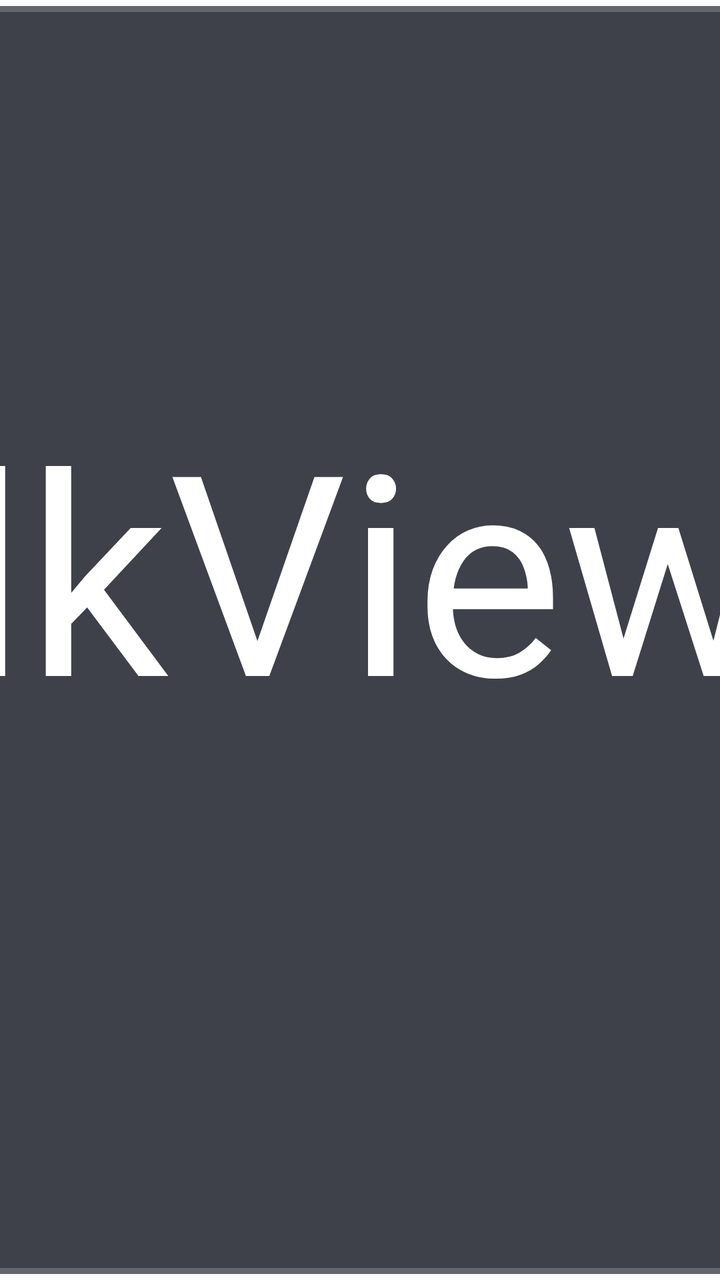
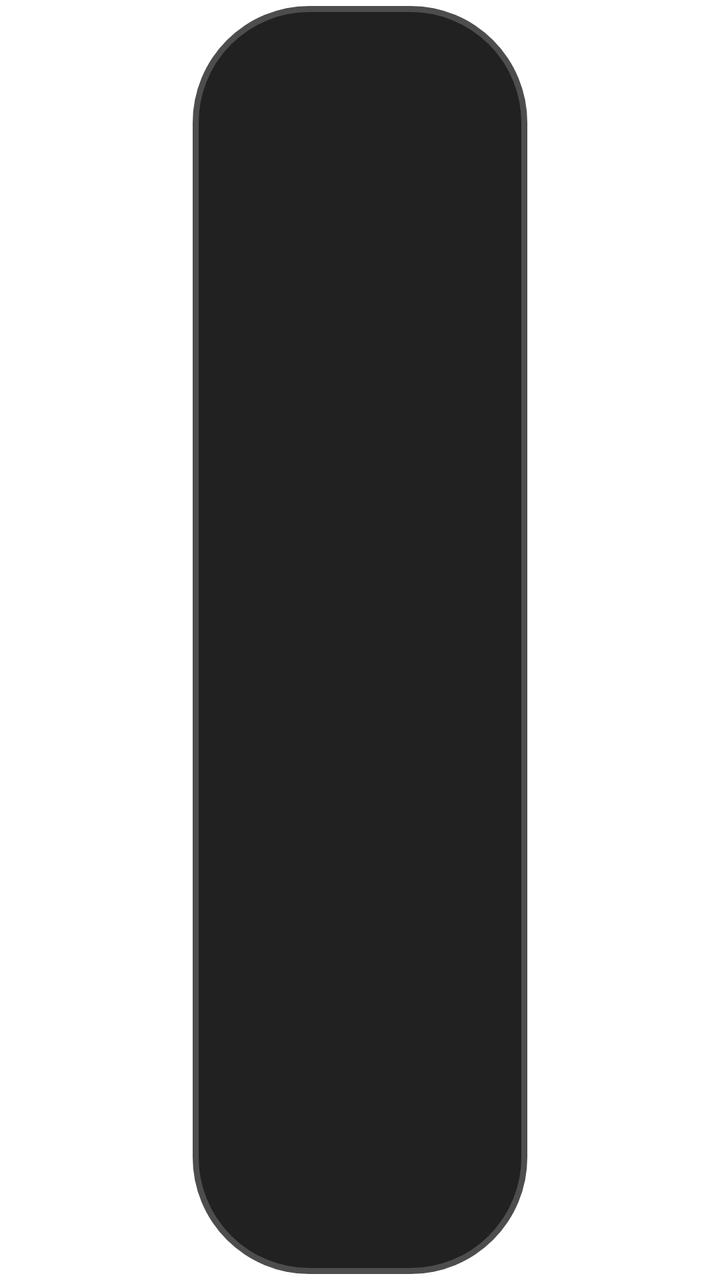

Compare the two renders of this Android layout. The source of the first and the diff that turns it into the second are given below.
<!-- AndroidManifest.xml: application theme AppTheme.NoActionBar -->
<!-- res/layout/dialog_xwalk.xml -->
<?xml version="1.0" encoding="utf-8"?>
<FrameLayout xmlns:android="http://schemas.android.com/apk/res/android"
    android:layout_width="match_parent"
    android:layout_height="match_parent">

    <LinearLayout
        android:layout_width="@dimen/vs_440"
        android:layout_height="wrap_content"
        android:layout_gravity="center"
        android:background="@drawable/shape_danmu_setting_bg"
        android:orientation="vertical"
        android:padding="@dimen/vs_30">

        <TextView
            android:id="@+id/downXWalkArch"
            android:layout_width="match_parent"
            android:layout_height="wrap_content"
            android:layout_gravity="center"
            android:focusable="false"
            android:gravity="center"
            android:lineSpacingExtra="@dimen/ts_50"
            android:lineSpacingMultiplier="0"
            android:text="下载XWalkView运行组件"
            android:textColor="@color/dialog_text_primary"
            android:textSize="@dimen/ts_24" />

        <TextView
            android:id="@+id/downXWalk"
            android:layout_width="@dimen/vs_300"
            android:layout_height="@dimen/vs_40"
            android:layout_gravity="center"
            android:layout_marginTop="@dimen/vs_30"
            android:background="@drawable/button_danmu_setting"
            android:focusable="true"
            android:gravity="center"
            android:text="下载"
            android:textColor="@color/dialog_text_primary"
            android:textSize="@dimen/ts_26" />

    </LinearLayout>
</FrameLayout>
<!-- resources referenced by this layout -->
<resources>
  <color name="dialog_text_primary">#FFFFFFFF</color>
  <dimen name="ts_24">24mm</dimen>
  <dimen name="ts_26">26mm</dimen>
  <dimen name="ts_50">50mm</dimen>
  <dimen name="vs_30">30mm</dimen>
  <dimen name="vs_300">300mm</dimen>
  <dimen name="vs_40">40mm</dimen>
  <dimen name="vs_440">440mm</dimen>
  <!-- drawable button_danmu_setting (drawable) -->
  <?xml version="1.0" encoding="utf-8"?>
  <selector xmlns:android="http://schemas.android.com/apk/res/android">
      <item android:state_focused="true">
          <shape>
              <corners android:radius="@dimen/vs_6" />
              <solid android:color="@color/dialog_control_bg_focused" />
              <stroke
                  android:width="@dimen/vs_1"
                  android:color="@color/dialog_control_stroke_focused" />
          </shape>
      </item>
      <item>
          <shape>
              <corners android:radius="@dimen/vs_6" />
              <solid android:color="@color/dialog_control_bg" />
              <stroke
                  android:width="@dimen/vs_1"
                  android:color="@color/dialog_control_stroke" />
          </shape>
      </item>
  </selector>
  <!-- drawable shape_danmu_setting_bg (drawable) -->
  <?xml version="1.0" encoding="utf-8"?>
  <shape xmlns:android="http://schemas.android.com/apk/res/android">
      <corners android:radius="@dimen/vs_10" />
      <solid android:color="@color/dialog_panel_bg" />
      <stroke
          android:width="@dimen/vs_1"
          android:color="@color/dialog_panel_stroke" />
  </shape>
  <style name="AppTheme.NoActionBar" parent="AppTheme">
          <item name="android:windowActionBar">false</item>
          <item name="android:windowNoTitle">true</item>
          <item name="windowActionBar">false</item>
          <item name="android:windowFullscreen">true</item>//全屏即无通知栏
          <item name="android:windowContentOverlay">@null</item>//是否有遮盖
          <item name="windowNoTitle">true</item>
          <item name="android:keepScreenOn">true</item>
          
          <item name="android:windowBackground">@android:color/transparent</item>
      </style>
  <dimen name="vs_6">6mm</dimen>
  <color name="dialog_control_bg_focused">#CC1890FF</color>
  <dimen name="vs_1">1mm</dimen>
  <color name="dialog_control_stroke_focused">#CC02F8E1</color>
  <color name="dialog_control_bg">#80353744</color>
  <color name="dialog_control_stroke">#22FFFFFF</color>
  <dimen name="vs_10">10mm</dimen>
  <color name="dialog_panel_bg">#D91D202A</color>
  <color name="dialog_panel_stroke">#33FFFFFF</color>
  <style name="AppTheme" parent="Theme.AppCompat.Light.DarkActionBar">
          
          <item name="colorPrimary">@color/color_6200EE</item>
          <item name="colorPrimaryDark">@color/color_3700B3</item>
          <item name="colorAccent">@color/color_03DAC5</item>
      </style>
  <color name="color_6200EE">#6200EE</color>
  <color name="color_3700B3">#3700B3</color>
  <color name="color_03DAC5">#03DAC5</color>
</resources>

<!-- the commit's change to res/layout/dialog_xwalk.xml (unified diff, before → after) -->
@@ -4,12 +4,14 @@
     android:layout_height="match_parent">
 
     <LinearLayout
-        android:layout_width="@dimen/vs_440"
+        android:layout_width="match_parent"
         android:layout_height="wrap_content"
         android:layout_gravity="center"
+        android:layout_marginLeft="@dimen/vs_16"
+        android:layout_marginRight="@dimen/vs_16"
         android:background="@drawable/shape_danmu_setting_bg"
         android:orientation="vertical"
-        android:padding="@dimen/vs_30">
+        android:padding="@dimen/vs_16">
 
         <TextView
             android:id="@+id/downXWalkArch"
@@ -18,24 +20,24 @@
             android:layout_gravity="center"
             android:focusable="false"
             android:gravity="center"
-            android:lineSpacingExtra="@dimen/ts_50"
+            android:lineSpacingExtra="@dimen/vs_6"
             android:lineSpacingMultiplier="0"
             android:text="下载XWalkView运行组件"
             android:textColor="@color/dialog_text_primary"
-            android:textSize="@dimen/ts_24" />
+            android:textSize="@dimen/ts_14" />
 
         <TextView
             android:id="@+id/downXWalk"
-            android:layout_width="@dimen/vs_300"
-            android:layout_height="@dimen/vs_40"
+            android:layout_width="match_parent"
+            android:layout_height="@dimen/vs_36"
             android:layout_gravity="center"
-            android:layout_marginTop="@dimen/vs_30"
+            android:layout_marginTop="@dimen/vs_14"
             android:background="@drawable/button_danmu_setting"
             android:focusable="true"
             android:gravity="center"
             android:text="下载"
             android:textColor="@color/dialog_text_primary"
-            android:textSize="@dimen/ts_26" />
+            android:textSize="@dimen/ts_16" />
 
     </LinearLayout>
 </FrameLayout>
<!-- resource entries referenced after the edit -->
@@ -1,13 +1,11 @@
 <!-- resources referenced by this layout -->
 <resources>
   <color name="dialog_text_primary">#FFFFFFFF</color>
-  <dimen name="ts_24">24mm</dimen>
-  <dimen name="ts_26">26mm</dimen>
-  <dimen name="ts_50">50mm</dimen>
-  <dimen name="vs_30">30mm</dimen>
-  <dimen name="vs_300">300mm</dimen>
-  <dimen name="vs_40">40mm</dimen>
-  <dimen name="vs_440">440mm</dimen>
+  <dimen name="ts_14">12mm</dimen>
+  <dimen name="ts_16">12mm</dimen>
+  <dimen name="vs_14">14mm</dimen>
+  <dimen name="vs_16">16mm</dimen>
+  <dimen name="vs_36">36mm</dimen>
   <!-- drawable button_danmu_setting (drawable) -->
   <?xml version="1.0" encoding="utf-8"?>
   <selector xmlns:android="http://schemas.android.com/apk/res/android">
@@ -43,12 +41,15 @@
           <item name="android:windowActionBar">false</item>
           <item name="android:windowNoTitle">true</item>
           <item name="windowActionBar">false</item>
-          <item name="android:windowFullscreen">true</item>//全屏即无通知栏
+          <item name="android:windowFullscreen">false</item>//手机版：默认保留状态栏，全屏页面运行时再隐藏
           <item name="android:windowContentOverlay">@null</item>//是否有遮盖
           <item name="windowNoTitle">true</item>
-          <item name="android:keepScreenOn">true</item>
+          
           
           <item name="android:windowBackground">@android:color/transparent</item>
+          
+          <item name="android:statusBarColor">@android:color/transparent</item>
+          <item name="android:windowDrawsSystemBarBackgrounds">true</item>
       </style>
   <dimen name="vs_6">6mm</dimen>
   <color name="dialog_control_bg_focused">#CC1890FF</color>
@@ -57,7 +58,7 @@
   <color name="dialog_control_bg">#80353744</color>
   <color name="dialog_control_stroke">#22FFFFFF</color>
   <dimen name="vs_10">10mm</dimen>
-  <color name="dialog_panel_bg">#D91D202A</color>
+  <color name="dialog_panel_bg">#F2161616</color>
   <color name="dialog_panel_stroke">#33FFFFFF</color>
   <style name="AppTheme" parent="Theme.AppCompat.Light.DarkActionBar">
           
